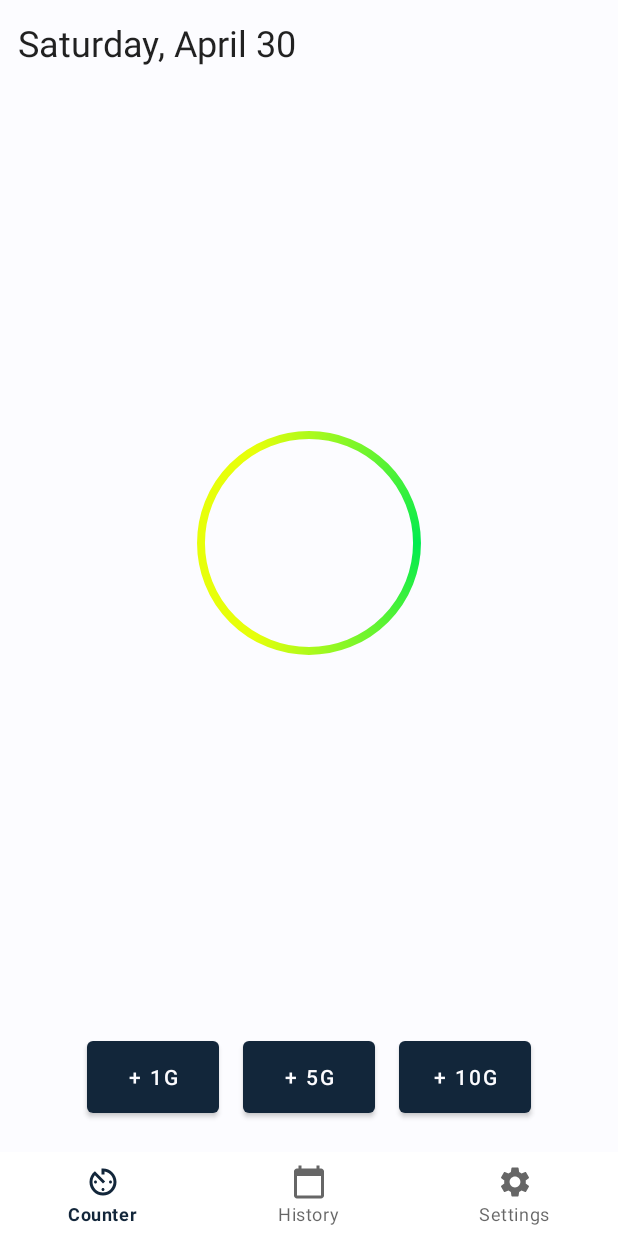
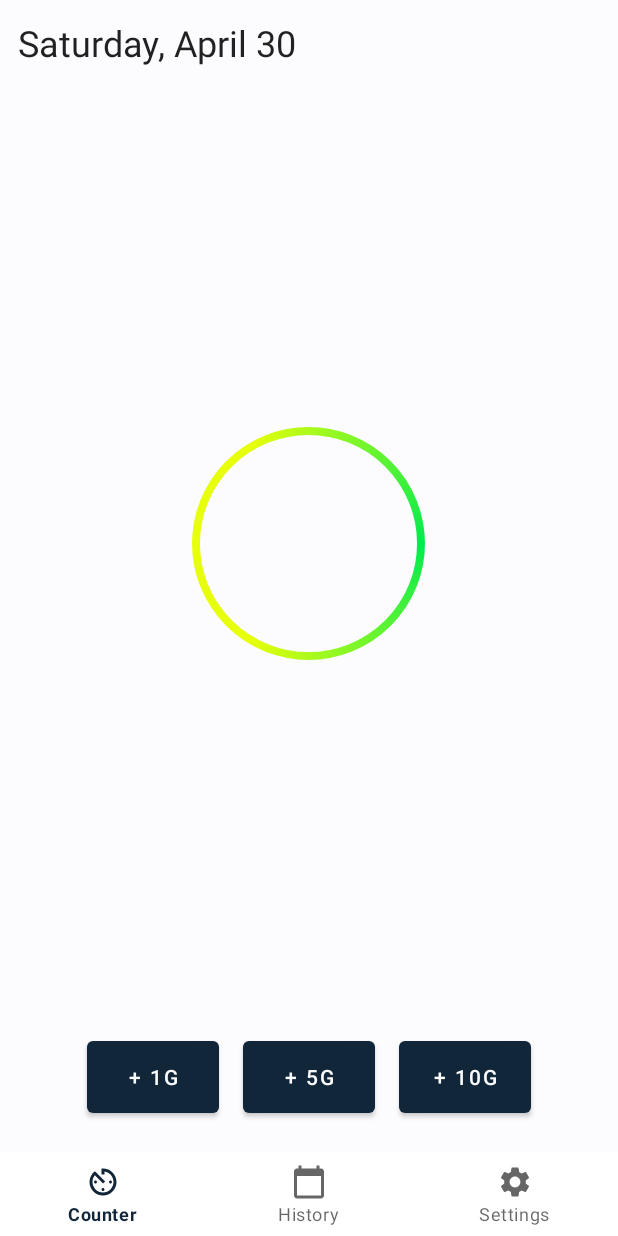
Before and after one commit to brendaninnis/Daily-Fat-Counter-Android, an Android app: the screen it shows after launch (MainActivity), on a phone screen of 412 x 824 dp. Run offline under Robolectric (Android 15) with nearby library versions, the phone set to English and light mode, and no system bars; our stand-ins replace navigation-ui.

Commit message:
added some padding

```diff
--- a/app/src/main/java/ca/brendaninnis/dailyfatcounter/view/CircularCounter.kt
+++ b/app/src/main/java/ca/brendaninnis/dailyfatcounter/view/CircularCounter.kt
@@ -53,7 +53,7 @@ class CircularCounter(context: Context, attrs: AttributeSet) : View(context, att
     override fun onSizeChanged(w: Int, h: Int, oldw: Int, oldh: Int) {
         super.onSizeChanged(w, h, oldw, oldh)
         rectF = RectF(0f, 0f, w.toFloat(), h.toFloat()).apply {
-            inset(halfThiccness, halfThiccness)
+            inset(halfThiccness + paddingStart, halfThiccness + paddingTop)
         }
         circleOrigin = PointF(rectF.centerX(), rectF.centerY())
         SweepGradient(w * 0.5f, h * 0.5f, colors, null).let {
--- a/app/src/main/res/layout/fragment_counter.xml
+++ b/app/src/main/res/layout/fragment_counter.xml
@@ -20,8 +20,9 @@
 
     <ca.brendaninnis.dailyfatcounter.view.CircularCounter
         android:id="@+id/counterfragment_counter_view"
-        android:layout_width="160dp"
-        android:layout_height="160dp"
+        android:layout_width="210dp"
+        android:layout_height="210dp"
+        android:padding="@dimen/circleCounterPadding"
         android:layout_gravity="center" />
 
     <Space
--- a/app/src/main/res/values/dimens.xml
+++ b/app/src/main/res/values/dimens.xml
@@ -2,4 +2,5 @@
 <resources>
     <dimen name="counterThiccness">16dp</dimen>
     <dimen name="counterInnerThiccness">4dp</dimen>
+    <dimen name="circleCounterPadding">22dp</dimen>
 </resources>
```
